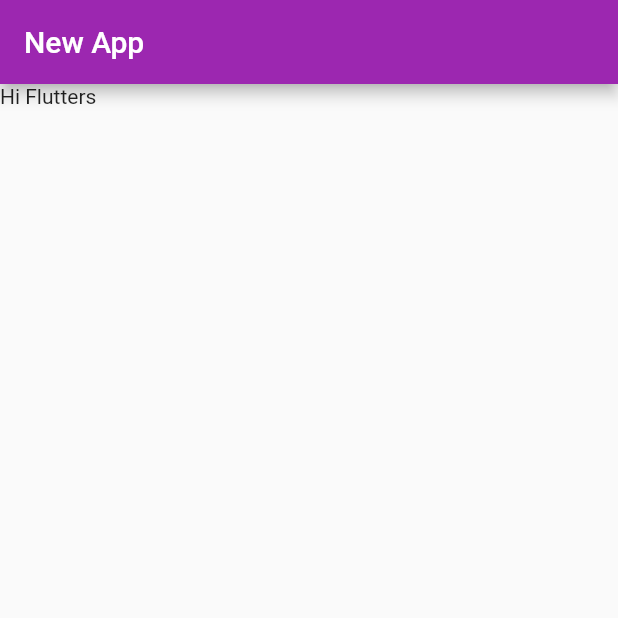
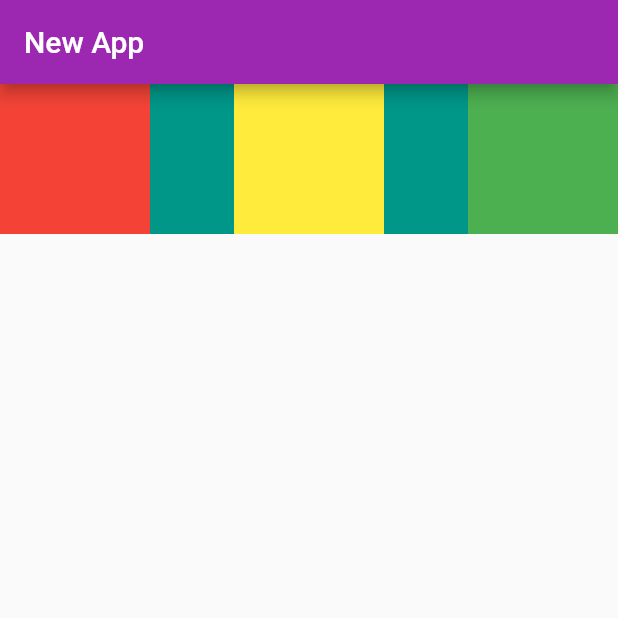
Before and after one commit to maqboolayaz/flutter_handson, a Flutter app: the screen it shows after launch, on a phone screen of 412 x 824 dp, the top half of it. Run offline on Flutter 3.47's test engine with Material 2 defaults, Android fonts, the phone set to English and light mode, and no system bars.

Commit message:
dealing with list rows or columns

```diff
--- a/app_azy/lib/main.dart
+++ b/app_azy/lib/main.dart
@@ -17,8 +17,36 @@ class HomePage extends StatelessWidget {
       appBar: AppBar(
         title: Text("New App")),
       body: Container(
-          child: Text("Hi Flutters"),
-      )
+        height: 100,
+        color: Colors.teal,
+        child: Row(
+          mainAxisAlignment: MainAxisAlignment.spaceBetween,
+          crossAxisAlignment: CrossAxisAlignment.stretch,
+          children: <Widget>[
+            Container(
+              padding: const EdgeInsets.all(8),
+              color: Colors.red,
+              width: 100,
+              height: 100,
+              alignment: Alignment.center,
+            ),
+            Container(
+              padding: const EdgeInsets.all(8),
+              color: Colors.yellow,
+              width: 100,
+              height: 100,
+              alignment: Alignment.center,
+            ),
+            Container(
+              padding: const EdgeInsets.all(8),
+              color: Colors.green,
+              width: 100,
+              height: 100,
+              alignment: Alignment.center,
+            ),
+          ],
+        ),
+      ),
     );
   }
 }
```
